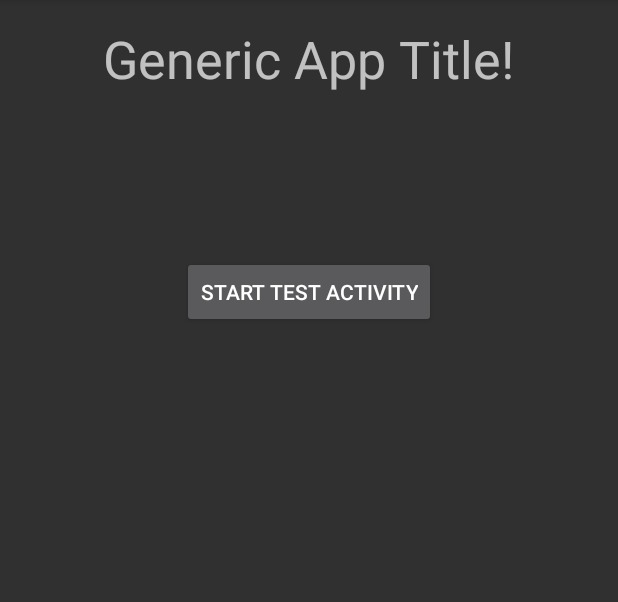
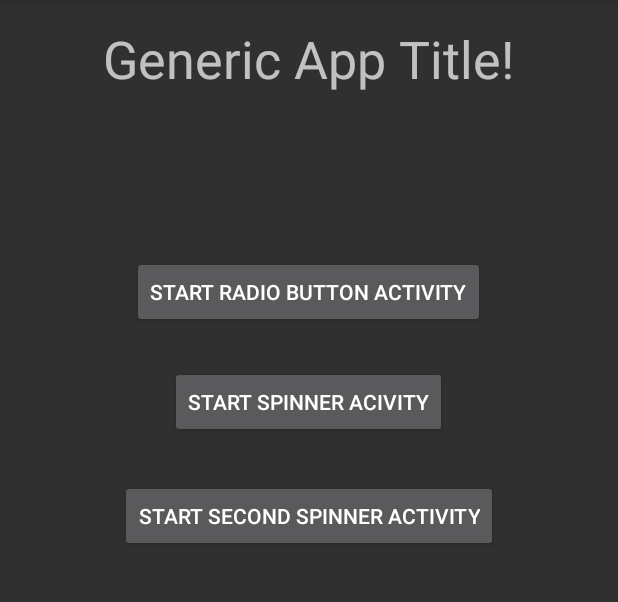
Before and after one commit to AaronBattershell/Projects, an Android app: the screen it shows after launch (Trivia), on a phone screen of 412 x 824 dp, the part 84-686 px from its top. Run offline under Robolectric (Android 15) with nearby library versions, the phone set to English and light mode, and no system bars.

Commit message:
Added uncommitted files

```diff
--- a/Trivia/app/src/main/java/com/amb288/trivia/Trivia.java
+++ b/Trivia/app/src/main/java/com/amb288/trivia/Trivia.java
@@ -3,7 +3,6 @@ package com.amb288.trivia;
 import android.support.v7.app.ActionBarActivity;
 import android.os.Bundle;
 import android.content.Intent;
-import android.util.Log;
 import android.view.View;
 import android.view.View.OnClickListener;
 import android.widget.Button;
@@ -11,12 +10,18 @@ import android.widget.TextView;
 
 
 public class Trivia extends ActionBarActivity {
-    int correct = 0, wrong = 0;
+    /* Make sure to update totalQuestions as you add more questions*/
+    private int totalQuestions = 3;
+    private int correct = 0, wrong = 0;
 
     /* Under most casts we would want a unique identifier for the startActivityForResults function
      * call but in this situation it is not needed */
-    int NEW_QUESTION = 1;
+    private int NEW_QUESTION = 1;
+
     private TextView score = null;
+    private Button firstQuestion = null;
+    private Button secondQuestion = null;
+    private Button thirdQuestion = null;
 
     @Override
     protected void onCreate(Bundle savedInstanceState) {
@@ -24,9 +29,12 @@ public class Trivia extends ActionBarActivity {
         setContentView(R.layout.activity_trivia);
 
         score = (TextView) findViewById(R.id.userScore);
+        firstQuestion = (Button) findViewById(R.id.testRadioButton);
+        secondQuestion = (Button) findViewById(R.id.testSpinnerButton);
+        thirdQuestion = (Button) findViewById(R.id.testSpinnerButton2);
 
-        Button testActivity = (Button) findViewById(R.id.testButton);
-        testActivity.setOnClickListener(new OnClickListener() {
+        Button testRadioBtnActivity = (Button) findViewById(R.id.testRadioButton);
+        testRadioBtnActivity.setOnClickListener(new OnClickListener() {
             @Override
             public void onClick(View v) {
                 // Create an intent stating which Activity you would like to start
@@ -34,14 +42,58 @@ public class Trivia extends ActionBarActivity {
 
                 String[] answers = { "Alex", "Andrew", "Mike", "Riley" };
                 intent.putExtra("question", "Who enjoys listening to leekspin?");
-                intent.putExtra("selection", answers);
+                intent.putExtra("selection", answers); /* For radio button always add 4 entries. No more, and no less.*/
                 intent.putExtra("answer", 4); /* 1 based answer index in the array */
+
+                /* Lock the button you pressed so the user can't answer that question more than once */
+                firstQuestion.setEnabled(false);
+
+                // Launch the Activity using the intent
+                startActivityForResult(intent, NEW_QUESTION);
+            }
+        });
+
+        Button testSpinnerActivity = (Button) findViewById(R.id.testSpinnerButton);
+        testSpinnerActivity.setOnClickListener(new OnClickListener() {
+            @Override
+            public void onClick(View v) {
+                // Create an intent stating which Activity you would like to start
+                Intent intent = new Intent(Trivia.this, SpinnerQuestionActivity.class);
+
+                String[] answers = {"Lack of water", "Chuck Noris has already been there", "Uninhabitable atmosphere", "The time shares are too costly", "Null Reference Exception" };
+                intent.putExtra("question", "Why are there no signs of life on Mars?");
+                intent.putExtra("selection", answers); /* For spinner questions add as many entries as you want*/
+                intent.putExtra("answer", 2); /* 1 based answer index in the array */
+
+                /* Lock the button you pressed so the user can't answer that question more than once */
+                secondQuestion.setEnabled(false);
+
+                // Launch the Activity using the intent
+                startActivityForResult(intent, NEW_QUESTION);
+            }
+        });
+
+        Button testSpinnerActivity2 = (Button) findViewById(R.id.testSpinnerButton2);
+        testSpinnerActivity2.setOnClickListener(new OnClickListener() {
+            @Override
+            public void onClick(View v) {
+                // Create an intent stating which Activity you would like to start
+                Intent intent = new Intent(Trivia.this, SpinnerQuestionActivity.class);
+
+                String[] answers = {"Selection 1", "Selection 2", "Selection 3", "Selection 4", "Selection 5", "Selection 6", "Selection 7", "Selection 8", "Selection 9" };
+                intent.putExtra("question", "The answer to this question is Selection 9");
+                intent.putExtra("selection", answers); /* For spinner questions add as many entries as you want*/
+                intent.putExtra("answer", 9); /* 1 based answer index in the array */
+
+                /* Lock the button you pressed so the user can't answer that question more than once */
+                thirdQuestion.setEnabled(false);
 
                 // Launch the Activity using the intent
                 startActivityForResult(intent, NEW_QUESTION);
             }
         });
     }
+
 
 
     /* Receive the return results from the activities that have been called */
@@ -57,6 +109,20 @@ public class Trivia extends ActionBarActivity {
             ++wrong;
         }
 
-        score.setText(correct/(double)(correct+wrong) + "%");
+        score.setText(String.format("%.2f", (correct/(double)(correct+wrong))*100.0) + "%");
+
+        /* Display the end of game results, then reset all values when returned to this activity */
+        if (correct + wrong == totalQuestions) {
+            Intent intent = new Intent(Trivia.this, displayResults.class);
+            intent.putExtra("score", correct/(double)(correct+wrong));
+            startActivity(intent);
+
+            // Reset all values
+            firstQuestion.setEnabled(true);
+            secondQuestion.setEnabled(true);
+            thirdQuestion.setEnabled(true);
+            correct = 0;
+            wrong = 0;
+        }
     }
 }
--- a/Trivia/app/src/main/res/layout/activity_trivia.xml
+++ b/Trivia/app/src/main/res/layout/activity_trivia.xml
@@ -21,8 +21,8 @@
     <Button
         android:layout_width="wrap_content"
         android:layout_height="wrap_content"
-        android:text="Start Test Activity"
-        android:id="@+id/testButton"
+        android:text="Start Radio Button Activity"
+        android:id="@+id/testRadioButton"
         android:layout_marginTop="29dp"
         android:layout_below="@+id/userScore"
         android:layout_centerHorizontal="true" />
@@ -36,4 +36,22 @@
         android:layout_centerHorizontal="true"
         android:autoText="false" />
 
+    <Button
+        android:layout_width="wrap_content"
+        android:layout_height="wrap_content"
+        android:text="Start Spinner Acivity"
+        android:id="@+id/testSpinnerButton"
+        android:layout_below="@+id/testRadioButton"
+        android:layout_centerHorizontal="true"
+        android:layout_marginTop="25dp" />
+
+    <Button
+        android:layout_width="wrap_content"
+        android:layout_height="wrap_content"
+        android:text="Start Second Spinner Activity"
+        android:id="@+id/testSpinnerButton2"
+        android:layout_below="@+id/testSpinnerButton"
+        android:layout_centerHorizontal="true"
+        android:layout_marginTop="28dp" />
+
 </RelativeLayout>
```
Also changed, not shown: Trivia/app/src/main/java/com/amb288/trivia/SpinnerQuestionActivity.java (added, +76 -0 lines), Trivia/app/src/main/java/com/amb288/trivia/displayResults.java (added, +69 -0 lines), Trivia/app/src/main/res/layout/results_layout.xml (added, +28 -0 lines), Trivia/app/src/main/res/layout/spinner_layout.xml (added, +40 -0 lines).
